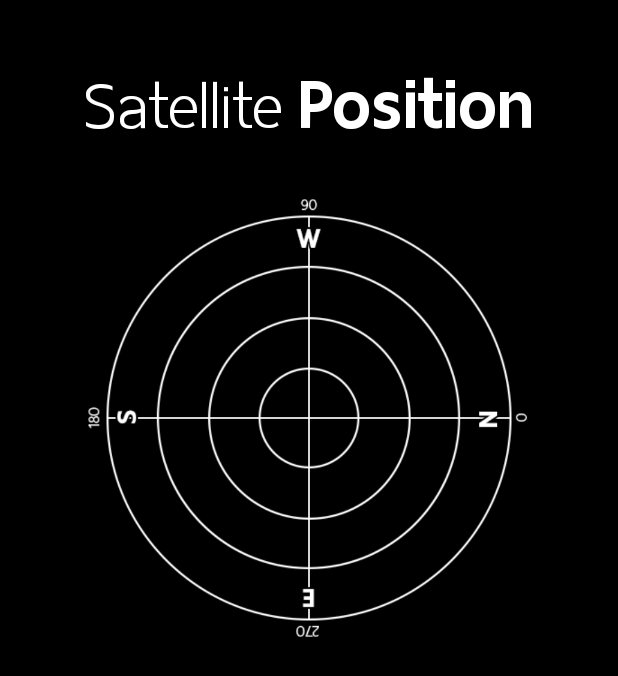
After one commit to DoopDip/GnssRecord, an Android app: the layout activity_position.xml on its own in the app's theme, with its tools: preview values and no code run, on a phone screen of 412 x 824 dp. The commit adds this screen. Shown: the top 676 px of the screen. Run offline under Robolectric (Android 15) with nearby library versions, the phone set to English and light mode, and no system bars.

Commit message:
Show Radar

```diff
--- a/app/src/main/java/th/ac/kmutnb/cs/gnssraw/DetailActivity.java
+++ b/app/src/main/java/th/ac/kmutnb/cs/gnssraw/DetailActivity.java
@@ -1,5 +1,6 @@
 package th.ac.kmutnb.cs.gnssraw;
 
+import android.content.pm.ActivityInfo;
 import android.location.GnssMeasurement;
 import android.support.v7.app.AppCompatActivity;
 import android.os.Bundle;
@@ -40,6 +41,7 @@ public class DetailActivity extends AppCompatActivity {
     protected void onCreate(Bundle savedInstanceState) {
         super.onCreate(savedInstanceState);
         setContentView(R.layout.activity_detail);
+        setRequestedOrientation(ActivityInfo.SCREEN_ORIENTATION_PORTRAIT);
 
         measurement = Objects.requireNonNull(getIntent().getExtras()).getParcelable("measurement");
         int logoSatellite = getIntent().getExtras().getInt("logoSatellite");
--- a/app/src/main/java/th/ac/kmutnb/cs/gnssraw/ListActivity.java
+++ b/app/src/main/java/th/ac/kmutnb/cs/gnssraw/ListActivity.java
@@ -1,6 +1,7 @@
 package th.ac.kmutnb.cs.gnssraw;
 
 import android.Manifest;
+import android.content.pm.ActivityInfo;
 import android.content.pm.PackageManager;
 import android.location.GnssMeasurement;
 import android.location.GnssMeasurementsEvent;
@@ -67,7 +68,7 @@ public class ListActivity extends AppCompatActivity {
     protected void onCreate(Bundle savedInstanceState) {
         super.onCreate(savedInstanceState);
         setContentView(R.layout.activity_list);
-        Log.i(TAG, "onCreate");
+        setRequestedOrientation(ActivityInfo.SCREEN_ORIENTATION_PORTRAIT);
 
         measurementListNew = new ArrayList<>();
         measurementListOld = new ArrayList<>();
--- a/app/src/main/java/th/ac/kmutnb/cs/gnssraw/LoginActivity.java
+++ b/app/src/main/java/th/ac/kmutnb/cs/gnssraw/LoginActivity.java
@@ -1,6 +1,7 @@
 package th.ac.kmutnb.cs.gnssraw;
 
 import android.content.Intent;
+import android.content.pm.ActivityInfo;
 import android.support.annotation.NonNull;
 import android.support.design.widget.Snackbar;
 import android.support.v7.app.AppCompatActivity;
@@ -33,6 +34,7 @@ public class LoginActivity extends AppCompatActivity {
     protected void onCreate(Bundle savedInstanceState) {
         super.onCreate(savedInstanceState);
         setContentView(R.layout.activity_login);
+        setRequestedOrientation(ActivityInfo.SCREEN_ORIENTATION_PORTRAIT);
 
         textViewBtnLogin = findViewById(R.id.login_btnLogin);
         textViewBtnRegister = findViewById(R.id.login_btnRegister);
--- a/app/src/main/java/th/ac/kmutnb/cs/gnssraw/RecordActivity.java
+++ b/app/src/main/java/th/ac/kmutnb/cs/gnssraw/RecordActivity.java
@@ -4,6 +4,7 @@ import android.animation.Animator;
 import android.animation.AnimatorListenerAdapter;
 import android.animation.ObjectAnimator;
 import android.content.Intent;
+import android.content.pm.ActivityInfo;
 import android.content.pm.PackageManager;
 import android.location.GnssMeasurement;
 import android.location.GnssMeasurementsEvent;
@@ -84,6 +85,7 @@ public class RecordActivity extends AppCompatActivity {
     protected void onCreate(Bundle savedInstanceState) {
         super.onCreate(savedInstanceState);
         setContentView(R.layout.activity_record);
+        setRequestedOrientation(ActivityInfo.SCREEN_ORIENTATION_PORTRAIT);
 
         firebaseUser = FirebaseAuth.getInstance().getCurrentUser();
         databaseReference = FirebaseDatabase.getInstance().getReference("users/" + firebaseUser.getUid());
--- a/app/src/main/java/th/ac/kmutnb/cs/gnssraw/RegisterActivity.java
+++ b/app/src/main/java/th/ac/kmutnb/cs/gnssraw/RegisterActivity.java
@@ -1,6 +1,7 @@
 package th.ac.kmutnb.cs.gnssraw;
 
 import android.content.Intent;
+import android.content.pm.ActivityInfo;
 import android.support.annotation.NonNull;
 import android.support.design.widget.Snackbar;
 import android.support.v7.app.AppCompatActivity;
@@ -36,6 +37,7 @@ public class RegisterActivity extends AppCompatActivity {
     protected void onCreate(Bundle savedInstanceState) {
         super.onCreate(savedInstanceState);
         setContentView(R.layout.activity_register);
+        setRequestedOrientation(ActivityInfo.SCREEN_ORIENTATION_PORTRAIT);
 
         editTextEmail = findViewById(R.id.register_inputMail);
         editTextPassword = findViewById(R.id.register_inputPassword);
--- /dev/null
+++ b/app/src/main/res/layout/activity_position.xml
@@ -0,0 +1,46 @@
+<?xml version="1.0" encoding="utf-8"?>
+<RelativeLayout xmlns:android="http://schemas.android.com/apk/res/android"
+    xmlns:app="http://schemas.android.com/apk/res-auto"
+    xmlns:tools="http://schemas.android.com/tools"
+    android:layout_width="match_parent"
+    android:layout_height="match_parent"
+    tools:context=".PositionActivity">
+
+    <LinearLayout
+        android:id="@+id/position_title"
+        android:layout_width="wrap_content"
+        android:layout_height="wrap_content"
+        android:layout_centerHorizontal="true"
+        android:layout_marginBottom="20dp"
+        android:layout_marginTop="30dp"
+        android:orientation="horizontal">
+
+        <TextView
+            android:layout_width="wrap_content"
+            android:layout_height="wrap_content"
+            android:fontFamily="@font/thaisansneue_light"
+            android:paddingEnd="10dp"
+            android:paddingStart="0dp"
+            android:text="@string/satellite"
+            android:textColor="@color/colorWhite"
+            android:textSize="60sp" />
+
+        <TextView
+            android:layout_width="wrap_content"
+            android:layout_height="wrap_content"
+            android:fontFamily="@font/thaisansneue_extrabold"
+            android:text="@string/position"
+            android:textColor="@color/colorWhite"
+            android:textSize="60sp" />
+    </LinearLayout>
+
+    <RelativeLayout
+        android:id="@+id/position_radar"
+        android:layout_width="300dp"
+        android:layout_height="300dp"
+        android:layout_centerHorizontal="true"
+        android:background="@drawable/radar"
+        android:layout_below="@id/position_title">
+    </RelativeLayout>
+
+</RelativeLayout>
```
Also changed, not shown: app/src/main/AndroidManifest.xml (+6 -15 lines), app/src/main/java/th/ac/kmutnb/cs/gnssraw/MainActivity.java (+11 -1 lines), app/src/main/java/th/ac/kmutnb/cs/gnssraw/PositionActivity.java (added, +153 -0 lines), app/src/main/res/drawable/radar.png (added).
